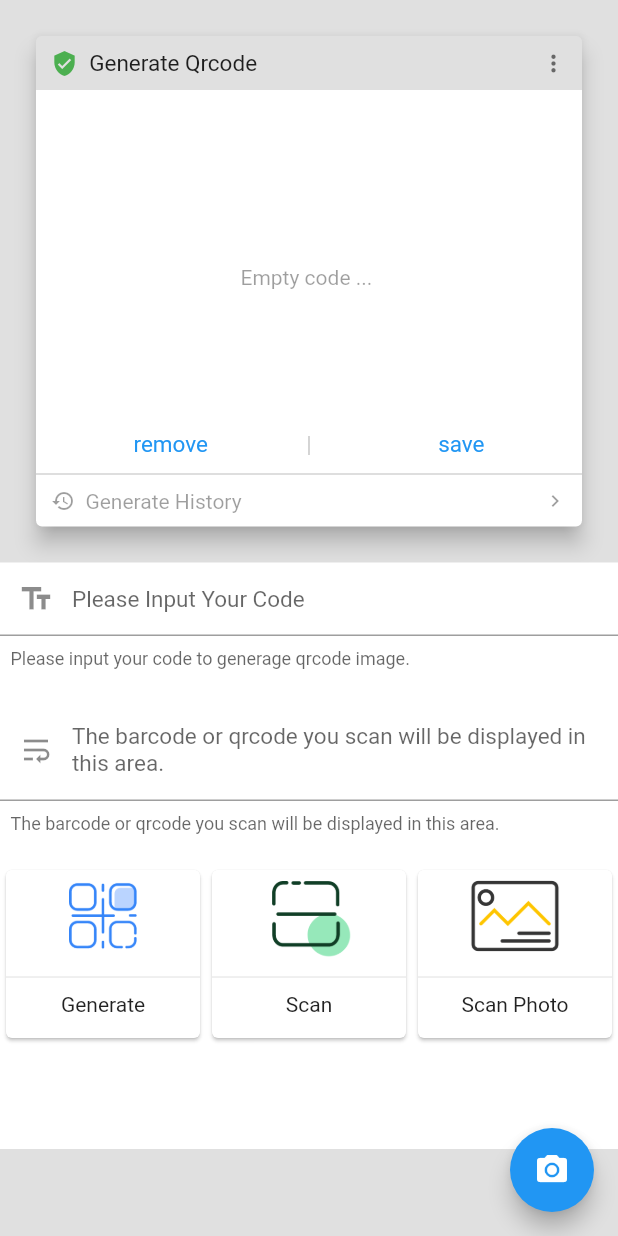
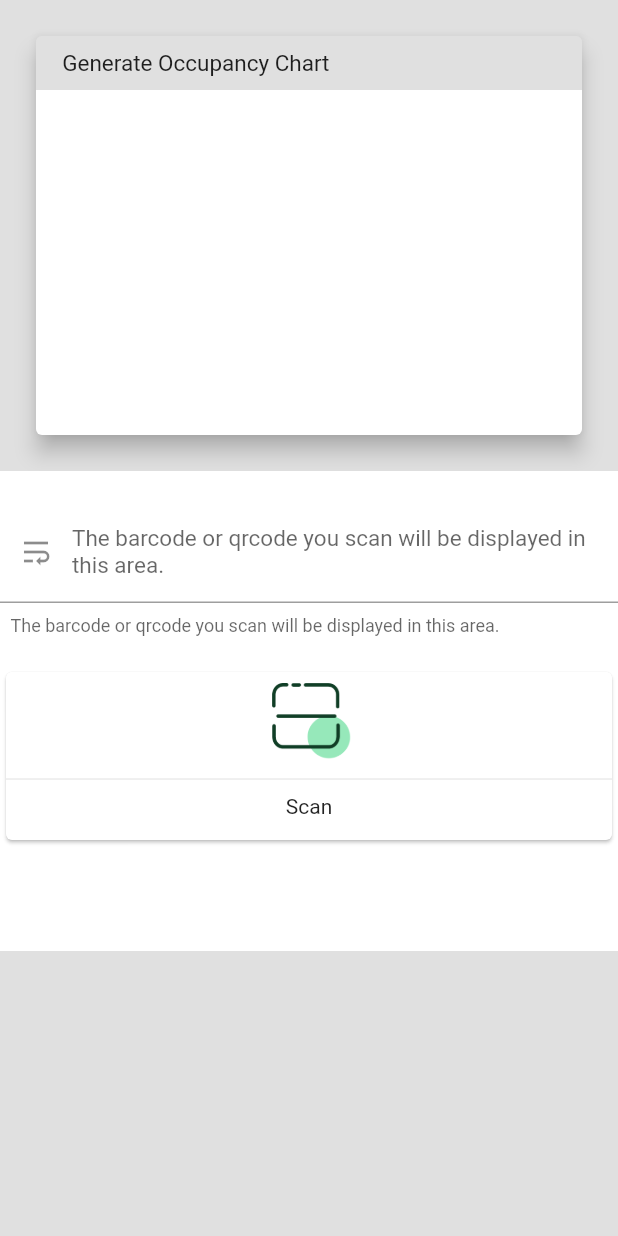
Before and after one commit to Kalmera74/SeniorProject, a Flutter app: the screen it shows after launch, on a phone screen of 412 x 824 dp. Run offline on Flutter 3.47's test engine with Material 2 defaults, Android fonts, the phone set to English and light mode, and no system bars; our stand-ins replace image_gallery_saver, image_picker.

Commit message:
Chart Crop Area

```diff
--- a/Mobile/qrcode_scanner-master/example/lib/main.dart
+++ b/Mobile/qrcode_scanner-master/example/lib/main.dart
@@ -7,6 +7,7 @@ import 'package:flutter/material.dart';
 import 'package:image_gallery_saver/image_gallery_saver.dart';
 import 'package:image_picker/image_picker.dart';
 import 'package:qrscan/qrscan.dart' as scanner;
+import 'package:http/http.dart' as http;
 
 void main() {
   runApp(MyApp());
@@ -43,29 +44,19 @@ class _MyAppState extends State<MyApp> {
                   color: Colors.white,
                   child: Column(
                     children: <Widget>[
-                      TextField(
-                        controller: this._inputController,
-                        keyboardType: TextInputType.url,
-                        textInputAction: TextInputAction.go,
-                        onSubmitted: (value) => _generateBarCode(value),
-                        decoration: InputDecoration(
-                          prefixIcon: Icon(Icons.text_fields),
-                          helperText: 'Please input your code to generage qrcode image.',
-                          hintText: 'Please Input Your Code',
-                          hintStyle: TextStyle(fontSize: 15),
-                          contentPadding: EdgeInsets.symmetric(horizontal: 7, vertical: 15),
-                        ),
-                      ),
                       SizedBox(height: 20),
                       TextField(
                         controller: this._outputController,
                         maxLines: 2,
                         decoration: InputDecoration(
                           prefixIcon: Icon(Icons.wrap_text),
-                          helperText: 'The barcode or qrcode you scan will be displayed in this area.',
-                          hintText: 'The barcode or qrcode you scan will be displayed in this area.',
+                          helperText:
+                              'The barcode or qrcode you scan will be displayed in this area.',
+                          hintText:
+                              'The barcode or qrcode you scan will be displayed in this area.',
                           hintStyle: TextStyle(fontSize: 15),
-                          contentPadding: EdgeInsets.symmetric(horizontal: 7, vertical: 15),
+                          contentPadding:
+                              EdgeInsets.symmetric(horizontal: 7, vertical: 15),
                         ),
                       ),
                       SizedBox(height: 20),
@@ -77,11 +68,6 @@ class _MyAppState extends State<MyApp> {
               ],
             );
           },
-        ),
-        floatingActionButton: FloatingActionButton(
-          onPressed: () => _scanBytes(),
-          tooltip: 'Take a Photo',
-          child: const Icon(Icons.camera_alt),
         ),
       ),
     );
@@ -98,85 +84,30 @@ class _MyAppState extends State<MyApp> {
               child: Row(
                 crossAxisAlignment: CrossAxisAlignment.end,
                 children: <Widget>[
-                  Icon(Icons.verified_user, size: 18, color: Colors.green),
-                  Text('  Generate Qrcode', style: TextStyle(fontSize: 15)),
+                  Text('  Generate Occupancy Chart',
+                      style: TextStyle(fontSize: 15)),
                   Spacer(),
-                  Icon(Icons.more_vert, size: 18, color: Colors.black54),
                 ],
               ),
               padding: EdgeInsets.symmetric(horizontal: 10, vertical: 9),
               decoration: BoxDecoration(
                 color: Colors.black12,
-                borderRadius: BorderRadius.only(topLeft: Radius.circular(4), topRight: Radius.circular(4)),
+                borderRadius: BorderRadius.only(
+                    topLeft: Radius.circular(4), topRight: Radius.circular(4)),
               ),
             ),
             Padding(
-              padding: EdgeInsets.only(left: 40, right: 40, top: 30, bottom: 10),
+              padding:
+                  EdgeInsets.only(left: 40, right: 40, top: 30, bottom: 10),
               child: Column(
                 children: <Widget>[
                   SizedBox(
                     height: 190,
-                    child: bytes.isEmpty
-                        ? Center(
-                            child: Text('Empty code ... ', style: TextStyle(color: Colors.black38)),
-                          )
-                        : Image.memory(bytes),
+                    width: 240,
                   ),
-                  Padding(
-                    padding: EdgeInsets.only(top: 7, left: 25, right: 25),
-                    child: Row(
-                      mainAxisAlignment: MainAxisAlignment.spaceAround,
-                      children: <Widget>[
-                        Expanded(
-                          flex: 5,
-                          child: GestureDetector(
-                            child: Text(
-                              'remove',
-                              style: TextStyle(fontSize: 15, color: Colors.blue),
-                              textAlign: TextAlign.left,
-                            ),
-                            onTap: () => this.setState(() => this.bytes = Uint8List(0)),
-                          ),
-                        ),
-                        Text('|', style: TextStyle(fontSize: 15, color: Colors.black26)),
-                        Expanded(
-                          flex: 5,
-                          child: GestureDetector(
-                            onTap: () async {
-                              final success = await ImageGallerySaver.saveImage(this.bytes);
-                              SnackBar snackBar;
-                              if (success) {
-                                snackBar = new SnackBar(content: new Text('Successful Preservation!'));
-                                Scaffold.of(context).showSnackBar(snackBar);
-                              } else {
-                                snackBar = new SnackBar(content: new Text('Save failed!'));
-                              }
-                            },
-                            child: Text(
-                              'save',
-                              style: TextStyle(fontSize: 15, color: Colors.blue),
-                              textAlign: TextAlign.right,
-                            ),
-                          ),
-                        ),
-                      ],
-                    ),
-                  )
                 ],
               ),
             ),
-            Divider(height: 2, color: Colors.black26),
-            Container(
-              child: Row(
-                children: <Widget>[
-                  Icon(Icons.history, size: 16, color: Colors.black38),
-                  Text('  Generate History', style: TextStyle(fontSize: 14, color: Colors.black38)),
-                  Spacer(),
-                  Icon(Icons.chevron_right, size: 16, color: Colors.black38),
-                ],
-              ),
-              padding: EdgeInsets.symmetric(horizontal: 10, vertical: 9),
-            )
           ],
         ),
       ),
@@ -191,27 +122,6 @@ class _MyAppState extends State<MyApp> {
           child: SizedBox(
             height: 120,
             child: InkWell(
-              onTap: () => _generateBarCode(this._inputController.text),
-              child: Card(
-                child: Column(
-                  children: <Widget>[
-                    Expanded(
-                      flex: 2,
-                      child: Image.asset('images/generate_qrcode.png'),
-                    ),
-                    Divider(height: 20),
-                    Expanded(flex: 1, child: Text("Generate")),
-                  ],
-                ),
-              ),
-            ),
-          ),
-        ),
-        Expanded(
-          flex: 1,
-          child: SizedBox(
-            height: 120,
-            child: InkWell(
               onTap: _scan,
               child: Card(
                 child: Column(
@@ -221,28 +131,7 @@ class _MyAppState extends State<MyApp> {
                       child: Image.asset('images/scanner.png'),
                     ),
                     Divider(height: 20),
-                    Expanded(flex: 1, child: Text("Scan")),
-                  ],
-                ),
-              ),
-            ),
-          ),
-        ),
-        Expanded(
-          flex: 1,
-          child: SizedBox(
-            height: 120,
-            child: InkWell(
-              onTap: _scanPhoto,
-              child: Card(
-                child: Column(
-                  children: <Widget>[
-                    Expanded(
-                      flex: 2,
-                      child: Image.asset('images/albums.png'),
-                    ),
-                    Divider(height: 20),
-                    Expanded(flex: 1, child: Text("Scan Photo")),
+                    Expanded(flex: 1, child: Text('Scan')),
                   ],
                 ),
               ),
@@ -261,26 +150,4 @@ class _MyAppState extends State<MyApp> {
       this._outputController.text = barcode;
     }
   }
-
-  Future _scanPhoto() async {
-    String barcode = await scanner.scanPhoto();
-    this._outputController.text = barcode;
-  }
-
-  Future _scanPath(String path) async {
-    String barcode = await scanner.scanPath(path);
-    this._outputController.text = barcode;
-  }
-
-  Future _scanBytes() async {
-    File file = await ImagePicker.pickImage(source: ImageSource.camera);
-    Uint8List bytes = file.readAsBytesSync();
-    String barcode = await scanner.scanBytes(bytes);
-    this._outputController.text = barcode;
-  }
-
-  Future _generateBarCode(String inputCode) async {
-    Uint8List result = await scanner.generateBarCode(inputCode);
-    this.setState(() => this.bytes = result);
-  }
 }
```
Also changed, not shown: Mobile/qrcode_scanner-master/example/pubspec.yaml (+5 -8 lines), 1 other file.
